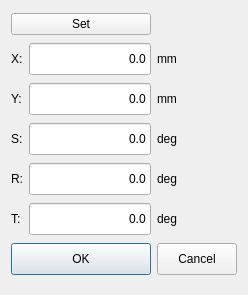
Old version of the form hcmanualoperation/axismodifydialog_8.ui in the repository GaussCheng/2-5AxisPunch.
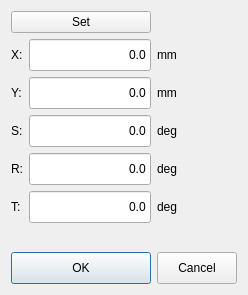
New version of the form. Custom widgets are drawn as their Qt base class.

```diff
--- a/hcmanualoperation/axismodifydialog_8.ui
+++ b/hcmanualoperation/axismodifydialog_8.ui
@@ -28,7 +28,7 @@
      </property>
     </widget>
    </item>
-   <item row="7" column="0" colspan="2">
+   <item row="8" column="0" colspan="2">
     <widget class="QPushButton" name="okButton">
      <property name="minimumSize">
       <size>
@@ -41,7 +41,7 @@
      </property>
     </widget>
    </item>
-   <item row="7" column="2">
+   <item row="8" column="2">
     <widget class="QPushButton" name="cancelButton">
      <property name="minimumSize">
       <size>
@@ -197,6 +197,19 @@
      </property>
     </widget>
    </item>
+   <item row="6" column="1">
+    <spacer name="verticalSpacer">
+     <property name="orientation">
+      <enum>Qt::Vertical</enum>
+     </property>
+     <property name="sizeHint" stdset="0">
+      <size>
+       <width>20</width>
+       <height>40</height>
+      </size>
+     </property>
+    </spacer>
+   </item>
   </layout>
  </widget>
  <customwidgets>
```
